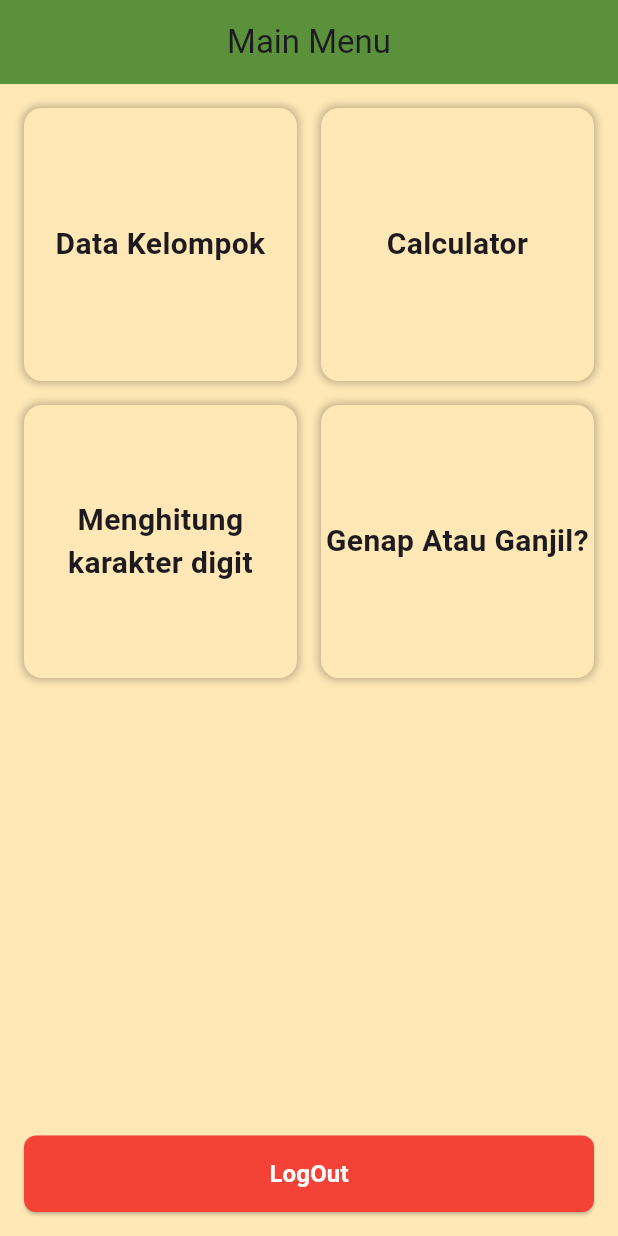
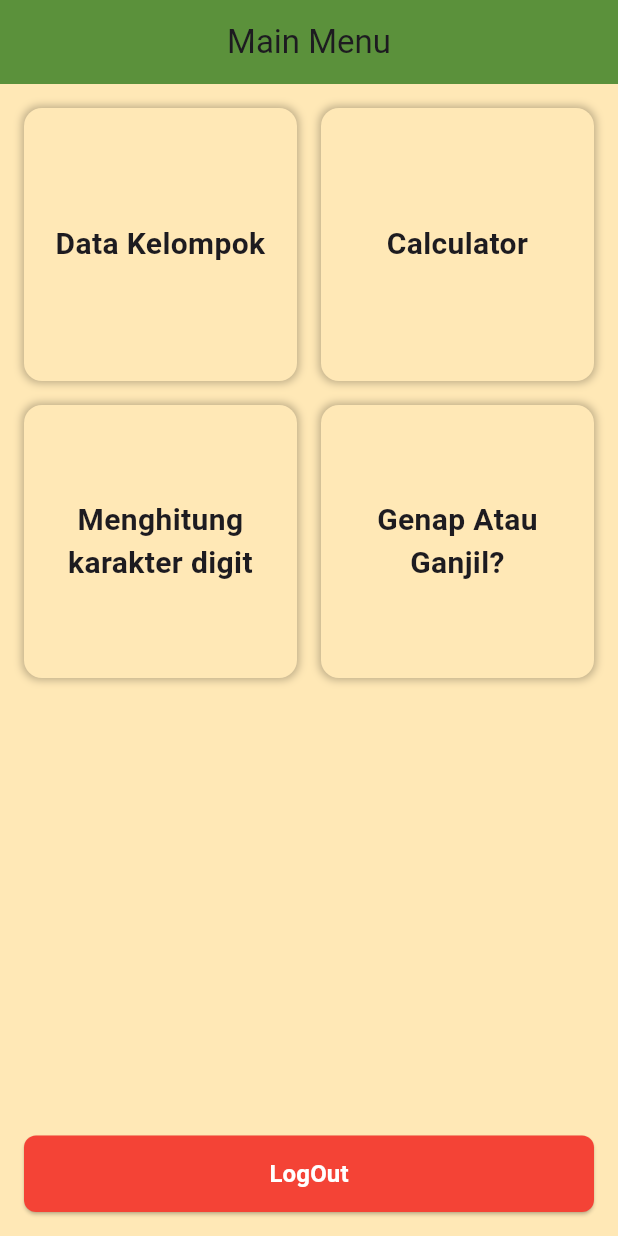
Before and after one commit to akbariffianto/tugas-mobile-1, a Flutter app: the MainMenu screen opened directly, on a phone screen of 412 x 824 dp. Run offline on Flutter 3.47's test engine with Material 3 defaults, Android fonts, the phone set to English and light mode, and no system bars.

Commit message:
add padding on main menu

```diff
--- a/lib/views/main_menu.dart
+++ b/lib/views/main_menu.dart
@@ -56,6 +56,7 @@ class MainMenu extends StatelessWidget {
                       );
                     },
                     child: Container(
+                      padding: const EdgeInsets.all(16),
                       alignment: Alignment.center,
                       decoration: BoxDecoration(
                         color: Color(0xFFFFE8B6),
```
